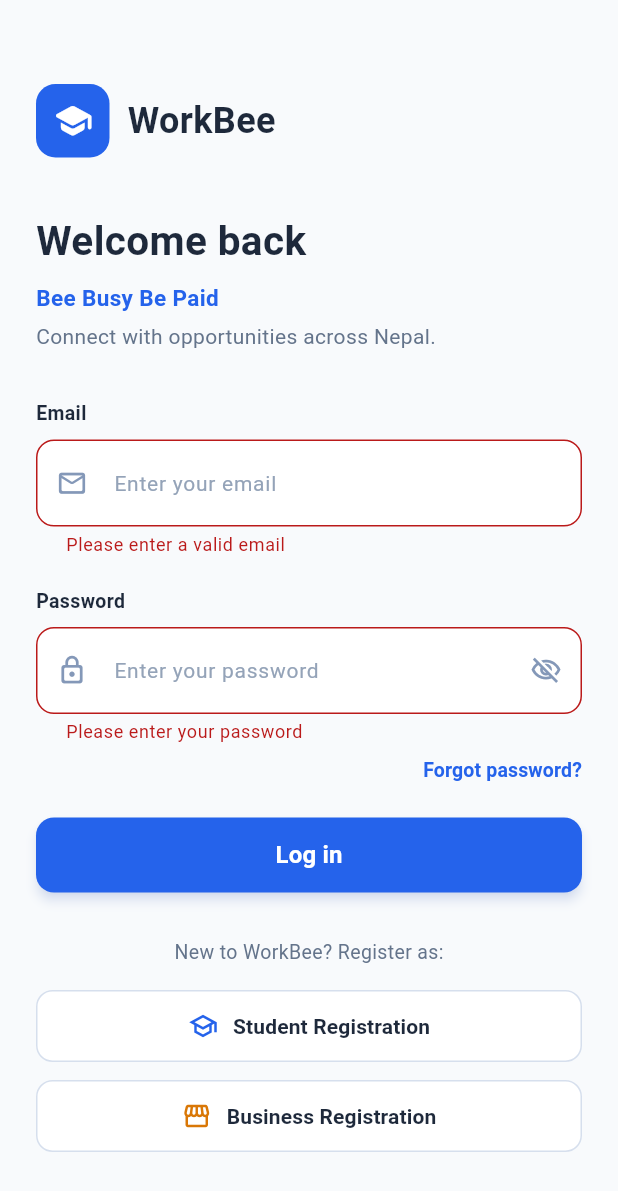
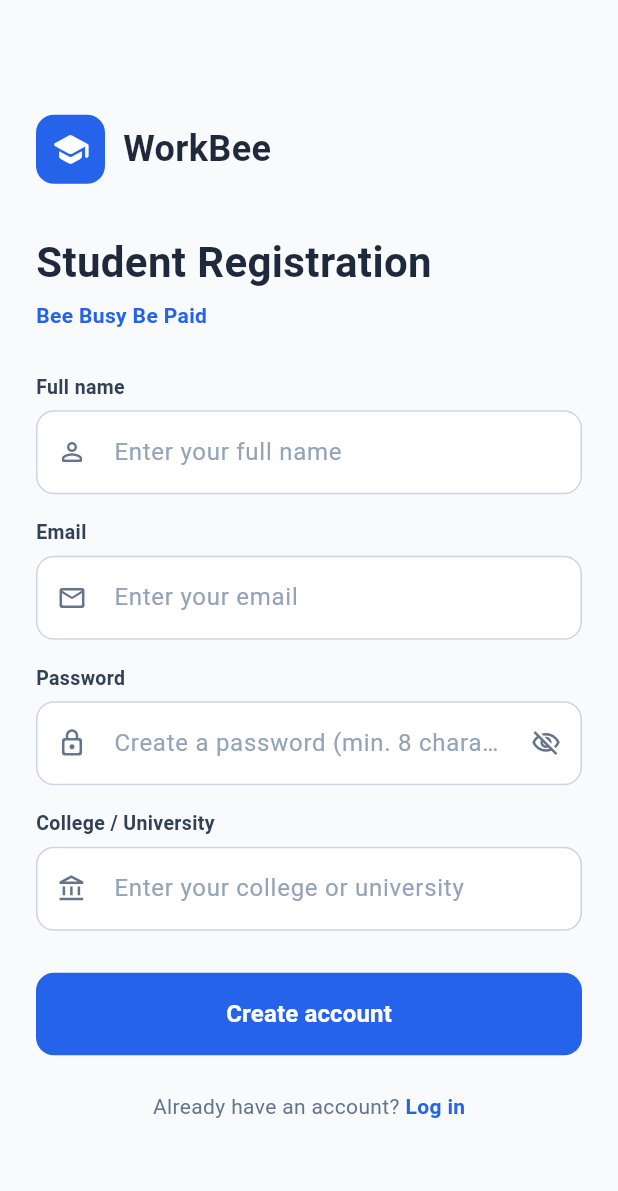
Before and after one commit to arpitsthaa/WorkBee, a Flutter app: the screen it shows after launch, after a tap on "Log in", after a tap on "Student Registration", on a phone screen of 412 x 824 dp. Shown: the top 1191 px of the screen. Run offline on Flutter 3.47's test engine with Material 3 defaults, Android fonts, the phone set to English and light mode, and no system bars.

Commit message:
Student Register page added

```diff
--- a/lib/pages/LoginPage.dart
+++ b/lib/pages/LoginPage.dart
@@ -1,5 +1,5 @@
-
 import 'package:flutter/material.dart';
+import 'StudentRegisterPage.dart'; // Make sure this matches your file name
 
 class LoginPage extends StatefulWidget {
   const LoginPage({super.key});
@@ -9,7 +9,6 @@ class LoginPage extends StatefulWidget {
 }
 
 class _LoginPageState extends State<LoginPage> {
-
   // Color palette
   static const Color primaryBlue = Color(0xFF2563EB);
   static const Color darkNavy = Color(0xFF1E293B);
@@ -51,14 +50,11 @@ class _LoginPageState extends State<LoginPage> {
             ),
             child: ConstrainedBox(
               constraints: const BoxConstraints(maxWidth: 400),
-
               child: Form(
                 key: _formKey,
-
                 child: Column(
                   crossAxisAlignment: CrossAxisAlignment.stretch,
                   children: [
-
                     // Logo and App Name
                     Row(
                       children: [
@@ -74,9 +70,7 @@ class _LoginPageState extends State<LoginPage> {
                             size: 27,
                           ),
                         ),
-
                         const SizedBox(width: 12),
-
                         const Text(
                           'WorkBee',
                           style: TextStyle(
@@ -145,35 +139,29 @@ class _LoginPageState extends State<LoginPage> {
                           color: Color(0xFF94A3B8),
                           fontSize: 14,
                         ),
-
                         prefixIcon: const Icon(
                           Icons.mail_outline_rounded,
                           color: Color(0xFF8498B8),
                           size: 21,
                         ),
-
                         filled: true,
                         fillColor: Colors.white,
-
                         contentPadding: const EdgeInsets.symmetric(
                           horizontal: 16,
                           vertical: 17,
                         ),
-
                         border: OutlineInputBorder(
                           borderRadius: BorderRadius.circular(12),
                           borderSide: const BorderSide(
                             color: borderColor,
                           ),
                         ),
-
                         enabledBorder: OutlineInputBorder(
                           borderRadius: BorderRadius.circular(12),
                           borderSide: const BorderSide(
                             color: borderColor,
                           ),
                         ),
-
                         focusedBorder: OutlineInputBorder(
                           borderRadius: BorderRadius.circular(12),
                           borderSide: const BorderSide(
@@ -182,7 +170,6 @@ class _LoginPageState extends State<LoginPage> {
                           ),
                         ),
                       ),
-
                       validator: (val) {
                         if (val == null ||
                             !RegExp(r'^[^@]+@[^@]+\.[^@]+$')
@@ -211,20 +198,17 @@ class _LoginPageState extends State<LoginPage> {
                     TextFormField(
                       controller: _passwordController,
                       obscureText: _hidePassword,
-
                       decoration: InputDecoration(
                         hintText: 'Enter your password',
                         hintStyle: const TextStyle(
                           color: Color(0xFF94A3B8),
                           fontSize: 14,
                         ),
-
                         prefixIcon: const Icon(
                           Icons.lock_outline_rounded,
                           color: Color(0xFF8498B8),
                           size: 21,
                         ),
-
                         suffixIcon: IconButton(
                           icon: Icon(
                             _hidePassword
@@ -233,36 +217,30 @@ class _LoginPageState extends State<LoginPage> {
                             color: const Color(0xFF8498B8),
                             size: 21,
                           ),
-
                           onPressed: () {
                             setState(() {
                               _hidePassword = !_hidePassword;
                             });
                           },
                         ),
-
                         filled: true,
                         fillColor: Colors.white,
-
                         contentPadding: const EdgeInsets.symmetric(
                           horizontal: 16,
                           vertical: 17,
                         ),
-
                         border: OutlineInputBorder(
                           borderRadius: BorderRadius.circular(12),
                           borderSide: const BorderSide(
                             color: borderColor,
                           ),
                         ),
-
                         enabledBorder: OutlineInputBorder(
                           borderRadius: BorderRadius.circular(12),
                           borderSide: const BorderSide(
                             color: borderColor,
                           ),
                         ),
-
                         focusedBorder: OutlineInputBorder(
                           borderRadius: BorderRadius.circular(12),
                           borderSide: const BorderSide(
@@ -271,7 +249,6 @@ class _LoginPageState extends State<LoginPage> {
                           ),
                         ),
                       ),
-
                       validator: (val) {
                         if (val == null || val.isEmpty) {
                           return 'Please enter your password';
@@ -285,19 +262,15 @@ class _LoginPageState extends State<LoginPage> {
                     // Forgot Password
                     Align(
                       alignment: Alignment.centerRight,
-
                       child: TextButton(
                         onPressed: () {
                           // TODO: Forgot password action
                         },
-
                         style: TextButton.styleFrom(
                           padding: EdgeInsets.zero,
                           minimumSize: Size.zero,
-                          tapTargetSize:
-                          MaterialTapTargetSize.shrinkWrap,
+                          tapTargetSize: MaterialTapTargetSize.shrinkWrap,
                         ),
-
                         child: const Text(
                           'Forgot password?',
                           style: TextStyle(
@@ -314,23 +287,17 @@ class _LoginPageState extends State<LoginPage> {
                     // Login Button
                     SizedBox(
                       height: 50,
-
                       child: ElevatedButton(
                         onPressed: _onLoginPressed,
-
                         style: ElevatedButton.styleFrom(
                           backgroundColor: primaryBlue,
                           foregroundColor: Colors.white,
-
                           elevation: 3,
-
                           shadowColor: primaryBlue.withOpacity(0.25),
-
                           shape: RoundedRectangleBorder(
                             borderRadius: BorderRadius.circular(12),
                           ),
                         ),
-
                         child: const Text(
                           'Log in',
                           style: TextStyle(
@@ -359,35 +326,34 @@ class _LoginPageState extends State<LoginPage> {
                     // Student Registration
                     SizedBox(
                       height: 48,
-
                       child: OutlinedButton(
                         onPressed: () {
-                          // TODO: Student Registration navigation
+                          Navigator.push(
+                            context,
+                            MaterialPageRoute(
+                              builder: (context) =>
+                              const StudentRegistrationPage(),
+                            ),
+                          );
                         },
-
                         style: OutlinedButton.styleFrom(
                           backgroundColor: Colors.white,
-
                           side: const BorderSide(
                             color: borderColor,
                           ),
-
                           shape: RoundedRectangleBorder(
                             borderRadius: BorderRadius.circular(11),
                           ),
                         ),
-
-                        child: Row(
+                        child: const Row(
                           mainAxisAlignment: MainAxisAlignment.center,
-                          children: const [
+                          children: [
                             Icon(
                               Icons.school_outlined,
                               size: 20,
                               color: primaryBlue,
                             ),
-
                             SizedBox(width: 10),
-
                             Text(
                               'Student Registration',
                               style: TextStyle(
@@ -406,35 +372,28 @@ class _LoginPageState extends State<LoginPage> {
                     // Business Registration
                     SizedBox(
                       height: 48,
-
                       child: OutlinedButton(
                         onPressed: () {
                           // TODO: Business Registration navigation
                         },
-
                         style: OutlinedButton.styleFrom(
                           backgroundColor: Colors.white,
-
                           side: const BorderSide(
                             color: borderColor,
                           ),
-
                           shape: RoundedRectangleBorder(
                             borderRadius: BorderRadius.circular(11),
                           ),
                         ),
-
-                        child: Row(
+                        child: const Row(
                           mainAxisAlignment: MainAxisAlignment.center,
-                          children: const [
+                          children: [
                             Icon(
                               Icons.storefront_outlined,
                               size: 20,
                               color: Color(0xFFD97706),
                             ),
-
                             SizedBox(width: 10),
-
                             Text(
                               'Business Registration',
                               style: TextStyle(
@@ -447,7 +406,6 @@ class _LoginPageState extends State<LoginPage> {
                         ),
                       ),
                     ),
-
                   ],
                 ),
               ),
--- /dev/null
+++ b/lib/pages/StudentRegisterPage.dart
@@ -0,0 +1,303 @@
+import 'package:flutter/material.dart';
+
+class StudentRegistrationPage extends StatefulWidget {
+  const StudentRegistrationPage({super.key});
+
+  @override
+  State<StudentRegistrationPage> createState() =>
+      _StudentRegistrationPageState();
+}
+
+class _StudentRegistrationPageState extends State<StudentRegistrationPage> {
+  // Matching Color Palette
+  static const Color primaryBlue = Color(0xFF2563EB);
+  static const Color darkNavy = Color(0xFF1E293B);
+  static const Color lightBg = Color(0xFFF8FAFC);
+
+  final _formKey = GlobalKey<FormState>();
+  final _nameController = TextEditingController();
+  final _emailController = TextEditingController();
+  final _passwordController = TextEditingController();
+  final _collegeController = TextEditingController();
+  bool _hidePassword = true;
+
+  @override
+  void dispose() {
+    _nameController.dispose();
+    _emailController.dispose();
+    _passwordController.dispose();
+    _collegeController.dispose();
+    super.dispose();
+  }
+
+  void _onCreateAccountPressed() {
+    if (_formKey.currentState!.validate()) {
+      // TODO: Arpit will connect backend student registration logic here
+      String name = _nameController.text.trim();
+      String email = _emailController.text.trim();
+      String college = _collegeController.text.trim();
+      print('Registering student: $name ($email) from $college');
+    }
+  }
+
+  InputDecoration _inputStyle({
+    required String hint,
+    required IconData icon,
+    Widget? suffixIcon,
+  }) {
+    return InputDecoration(
+      hintText: hint,
+      hintStyle: const TextStyle(color: Color(0xFF94A3B8)),
+      prefixIcon: Icon(icon, color: const Color(0xFF64748B), size: 20),
+      suffixIcon: suffixIcon,
+      filled: true,
+      fillColor: Colors.white,
+      contentPadding: const EdgeInsets.symmetric(horizontal: 16, vertical: 16),
+      border: OutlineInputBorder(
+        borderRadius: BorderRadius.circular(12),
+        borderSide: const BorderSide(color: Color(0xFFCBD5E1)),
+      ),
+      enabledBorder: OutlineInputBorder(
+        borderRadius: BorderRadius.circular(12),
+        borderSide: const BorderSide(color: Color(0xFFCBD5E1)),
+      ),
+      focusedBorder: OutlineInputBorder(
+        borderRadius: BorderRadius.circular(12),
+        borderSide: const BorderSide(color: primaryBlue, width: 2),
+      ),
+    );
+  }
+
+  @override
+  Widget build(BuildContext context) {
+    return Scaffold(
+      backgroundColor: lightBg,
+      body: SafeArea(
+        child: Center(
+          child: SingleChildScrollView(
+            padding: const EdgeInsets.symmetric(horizontal: 24.0, vertical: 20.0),
+            child: ConstrainedBox(
+              constraints: const BoxConstraints(maxWidth: 400),
+              child: Form(
+                key: _formKey,
+                child: Column(
+                  crossAxisAlignment: CrossAxisAlignment.stretch,
+                  children: [
+                    // Top Logo & App Name
+                    Row(
+                      children: [
+                        Container(
+                          padding: const EdgeInsets.all(10),
+                          decoration: BoxDecoration(
+                            color: primaryBlue,
+                            borderRadius: BorderRadius.circular(12),
+                          ),
+                          child: const Icon(
+                            Icons.school_rounded,
+                            color: Colors.white,
+                            size: 26,
+                          ),
+                        ),
+                        const SizedBox(width: 12),
+                        const Text(
+                          'WorkBee',
+                          style: TextStyle(
+                            fontSize: 24,
+                            fontWeight: FontWeight.bold,
+                            color: darkNavy,
+                          ),
+                        ),
+                      ],
+                    ),
+                    const SizedBox(height: 32),
+
+                    // Page Title & Tagline
+                    const Text(
+                      'Student Registration',
+                      style: TextStyle(
+                        fontSize: 28,
+                        fontWeight: FontWeight.bold,
+                        color: darkNavy,
+                      ),
+                    ),
+                    const SizedBox(height: 6),
+                    const Text(
+                      'Bee Busy Be Paid',
+                      style: TextStyle(
+                        fontSize: 14,
+                        fontWeight: FontWeight.w600,
+                        color: primaryBlue,
+                      ),
+                    ),
+                    const SizedBox(height: 28),
+
+                    // Full Name Field
+                    const Text(
+                      'Full name',
+                      style: TextStyle(
+                        fontSize: 13,
+                        fontWeight: FontWeight.w600,
+                        color: Color(0xFF334155),
+                      ),
+                    ),
+                    const SizedBox(height: 6),
+                    TextFormField(
+                      controller: _nameController,
+                      textCapitalization: TextCapitalization.words,
+                      decoration: _inputStyle(
+                        hint: 'Enter your full name',
+                        icon: Icons.person_outline_rounded,
+                      ),
+                      validator: (val) => val == null || val.trim().isEmpty
+                          ? 'Please enter your full name'
+                          : null,
+                    ),
+                    const SizedBox(height: 16),
+
+                    // Email Field
+                    const Text(
+                      'Email',
+                      style: TextStyle(
+                        fontSize: 13,
+                        fontWeight: FontWeight.w600,
+                        color: Color(0xFF334155),
+                      ),
+                    ),
+                    const SizedBox(height: 6),
+                    TextFormField(
+                      controller: _emailController,
+                      keyboardType: TextInputType.emailAddress,
+                      decoration: _inputStyle(
+                        hint: 'Enter your email',
+                        icon: Icons.mail_outline_rounded,
+                      ),
+                      validator: (val) => val == null || !val.contains('@')
+                          ? 'Please enter a valid email'
+                          : null,
+                    ),
+                    const SizedBox(height: 16),
+
+                    // Password Field
+                    const Text(
+                      'Password',
+                      style: TextStyle(
+                        fontSize: 13,
+                        fontWeight: FontWeight.w600,
+                        color: Color(0xFF334155),
+                      ),
+                    ),
+                    const SizedBox(height: 6),
+                    TextFormField(
+                      controller: _passwordController,
+                      obscureText: _hidePassword,
+                      decoration: _inputStyle(
+                        hint: 'Create a password (min. 8 characters)',
+                        icon: Icons.lock_outline_rounded,
+                        suffixIcon: IconButton(
+                          icon: Icon(
+                            _hidePassword
+                                ? Icons.visibility_off_outlined
+                                : Icons.visibility_outlined,
+                            color: const Color(0xFF64748B),
+                            size: 20,
+                          ),
+                          onPressed: () {
+                            setState(() {
+                              _hidePassword = !_hidePassword;
+                            });
+                          },
+                        ),
+                      ),
+                      validator: (val) {
+                        if (val == null || val.isEmpty) {
+                          return 'Please create a password';
+                        }
+                        if (val.length < 8) {
+                          return 'Password must be at least 8 characters';
+                        }
+                        return null;
+                      },
+                    ),
+                    const SizedBox(height: 16),
+
+                    // College / University Field
+                    const Text(
+                      'College / University',
+                      style: TextStyle(
+                        fontSize: 13,
+                        fontWeight: FontWeight.w600,
+                        color: Color(0xFF334155),
+                      ),
+                    ),
+                    const SizedBox(height: 6),
+                    TextFormField(
+                      controller: _collegeController,
+                      textCapitalization: TextCapitalization.words,
+                      decoration: _inputStyle(
+                        hint: 'Enter your college or university',
+                        icon: Icons.account_balance_outlined,
+                      ),
+                      validator: (val) => val == null || val.trim().isEmpty
+                          ? 'Please enter your college or university'
+                          : null,
+                    ),
+                    const SizedBox(height: 28),
+
+                    // Create Account Button
+                    ElevatedButton(
+                      onPressed: _onCreateAccountPressed,
+                      style: ElevatedButton.styleFrom(
+                        backgroundColor: primaryBlue,
+                        foregroundColor: Colors.white,
+                        padding: const EdgeInsets.symmetric(vertical: 16),
+                        shape: RoundedRectangleBorder(
+                          borderRadius: BorderRadius.circular(12),
+                        ),
+                        elevation: 0,
+                      ),
+                      child: const Text(
+                        'Create account',
+                        style: TextStyle(
+                          fontSize: 16,
+                          fontWeight: FontWeight.bold,
+                        ),
+                      ),
+                    ),
+                    const SizedBox(height: 24),
+
+                    // Back to Login Link
+                    Row(
+                      mainAxisAlignment: MainAxisAlignment.center,
+                      children: [
+                        const Text(
+                          'Already have an account? ',
+                          style: TextStyle(
+                            color: Color(0xFF64748B),
+                            fontSize: 14,
+                          ),
+                        ),
+                        GestureDetector(
+                          onTap: () {
+                            Navigator.pop(context);
+                          },
+                          child: const Text(
+                            'Log in',
+                            style: TextStyle(
+                              color: primaryBlue,
+                              fontWeight: FontWeight.w600,
+                              fontSize: 14,
+                            ),
+                          ),
+                        ),
+                      ],
+                    ),
+                  ],
+                ),
+              ),
+            ),
+          ),
+        ),
+      ),
+    );
+  }
+}
```
